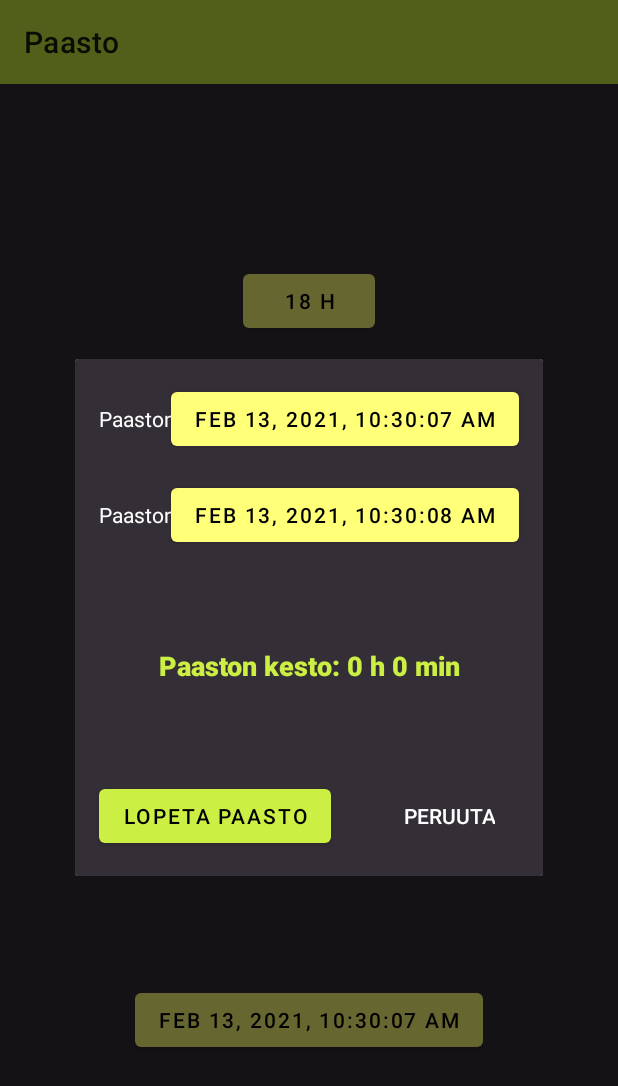
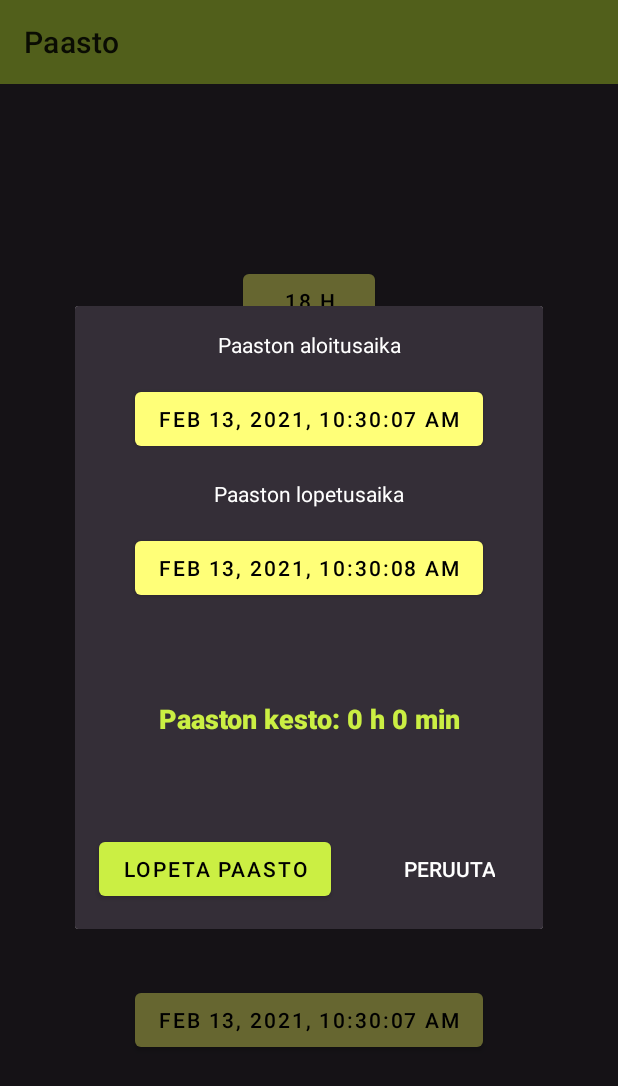
Before and after one commit to aJns/paasto, an Android app: the screen it shows after launch (MainActivity), after a tap on "LOPETA PAASTO", on a phone screen of 412 x 824 dp. Shown: the top 1086 px of the screen. Run offline under Robolectric (Android 15) with nearby library versions, the phone set to English and light mode, and no system bars; our stand-ins replace Room's generated code; 1 other tap on this screen came first.

Commit message:
Redesign fast end dialog

```diff
--- a/app/src/main/res/layout/fragment_end_fast_dialog.xml
+++ b/app/src/main/res/layout/fragment_end_fast_dialog.xml
@@ -46,24 +46,22 @@
         android:layout_width="wrap_content"
         android:layout_height="wrap_content"
         android:layout_marginTop="16dp"
-        android:layout_marginEnd="16dp"
-        android:layout_marginRight="16dp"
         android:text="@string/num_invalid"
         app:backgroundTint="@color/primaryLight"
         app:layout_constraintEnd_toEndOf="parent"
-        app:layout_constraintTop_toTopOf="parent" />
+        app:layout_constraintStart_toStartOf="parent"
+        app:layout_constraintTop_toBottomOf="@+id/textView2" />
 
     <Button
         android:id="@+id/fastEndTime"
         android:layout_width="wrap_content"
         android:layout_height="wrap_content"
         android:layout_marginTop="16dp"
-        android:layout_marginEnd="16dp"
-        android:layout_marginRight="16dp"
         android:text="@string/num_invalid"
         app:backgroundTint="@color/primaryLight"
         app:layout_constraintEnd_toEndOf="parent"
-        app:layout_constraintTop_toBottomOf="@+id/fastStartTime" />
+        app:layout_constraintStart_toStartOf="parent"
+        app:layout_constraintTop_toBottomOf="@+id/textView" />
 
     <TextView
         android:id="@+id/textView"
@@ -71,10 +69,14 @@
         android:layout_height="wrap_content"
         android:layout_marginStart="16dp"
         android:layout_marginLeft="16dp"
+        android:layout_marginTop="16dp"
+        android:layout_marginEnd="16dp"
+        android:layout_marginRight="16dp"
         android:text="@string/fast_end_time"
         android:textColor="@color/textOnBackground"
-        app:layout_constraintBaseline_toBaselineOf="@+id/fastEndTime"
-        app:layout_constraintStart_toStartOf="parent" />
+        app:layout_constraintEnd_toEndOf="parent"
+        app:layout_constraintStart_toStartOf="parent"
+        app:layout_constraintTop_toBottomOf="@+id/fastStartTime" />
 
     <TextView
         android:id="@+id/textView2"
@@ -82,10 +84,14 @@
         android:layout_height="wrap_content"
         android:layout_marginStart="16dp"
         android:layout_marginLeft="16dp"
+        android:layout_marginTop="16dp"
+        android:layout_marginEnd="16dp"
+        android:layout_marginRight="16dp"
         android:text="@string/fast_start_time"
         android:textColor="@color/textOnBackground"
-        app:layout_constraintBaseline_toBaselineOf="@+id/fastStartTime"
-        app:layout_constraintStart_toStartOf="parent" />
+        app:layout_constraintEnd_toEndOf="parent"
+        app:layout_constraintStart_toStartOf="parent"
+        app:layout_constraintTop_toTopOf="parent" />
 
     <TextView
         android:id="@+id/fastDuration"
@@ -101,24 +107,6 @@
         app:layout_constraintEnd_toEndOf="parent"
         app:layout_constraintStart_toStartOf="parent"
         app:layout_constraintTop_toBottomOf="@+id/fastEndTime" />
-
-    <androidx.constraintlayout.widget.Barrier
-        android:id="@+id/leftSide"
-        android:layout_width="wrap_content"
-        android:layout_height="wrap_content"
-        app:barrierDirection="right"
-        app:constraint_referenced_ids="textView,yesButton,textView2"
-        tools:layout_editor_absoluteX="16dp"
-        tools:layout_editor_absoluteY="384dp" />
-
-    <androidx.constraintlayout.widget.Barrier
-        android:id="@+id/rightSide"
-        android:layout_width="wrap_content"
-        android:layout_height="wrap_content"
-        app:barrierDirection="left"
-        app:constraint_referenced_ids="cancelButton,fastEndTime,fastStartTime"
-        tools:layout_editor_absoluteX="241dp"
-        tools:layout_editor_absoluteY="400dp" />
 
     <androidx.constraintlayout.widget.Barrier
         android:id="@+id/barrier4"
```
